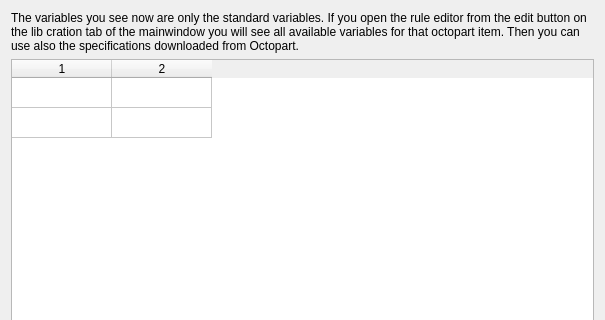
pioupus/kicadLibCreator, file project/src/variablesform.ui: the form before one commit; both pictures show x 0 to 605 and y 0 to 320 of the 605 by 989 pixel window.
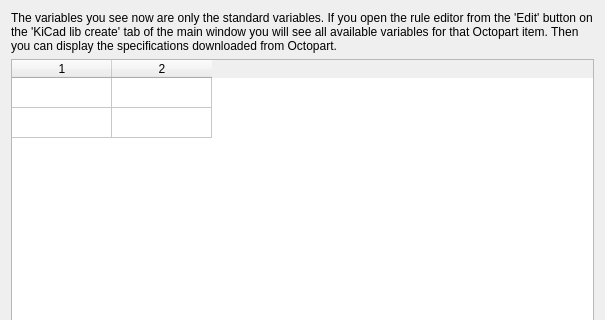
The form after the commit.

Commit message:
Suggested minor edits to interface
Minor suggestions for improved interface consistency, spelling etc.

What changed in the file:
```diff
--- a/project/src/variablesform.ui
+++ b/project/src/variablesform.ui
@@ -44,7 +44,7 @@
    <item row="0" column="0">
     <widget class="QLabel" name="lbl_help_text">
      <property name="text">
-      <string>The variables you see now are only the standard variables. If you open the rule editor from the edit button on the lib cration tab of the mainwindow you will see all available variables for that octopart item. Then you can use also the specifications downloaded from Octopart.</string>
+      <string>The variables you see now are only the standard variables. If you open the rule editor from the 'Edit' button on the 'KiCad lib create' tab of the main window you will see all available variables for that Octopart item. Then you can display the specifications downloaded from Octopart.</string>
      </property>
      <property name="wordWrap">
       <bool>true</bool>
```
The commit also changes 4 other files.
